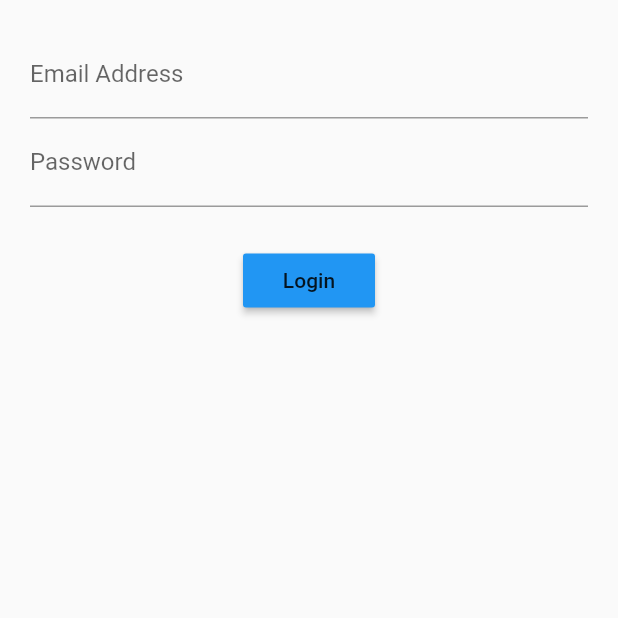
After one commit to chauhan-abhi/flutter_playground, a Flutter app: the screen it shows after launch, on a phone screen of 412 x 824 dp, the top half of it. The commit adds this screen. Run offline on Flutter 3.47's test engine with Material 2 defaults, Android fonts, the phone set to English and light mode, and no system bars.

Commit message:
created login scree ui using stateful for bloc integration

```diff
--- a/login_stateful/lib/src/app.dart
+++ b/login_stateful/lib/src/app.dart
@@ -1,5 +1,5 @@
 import 'package:flutter/material.dart';
-import 'screens/login_screen.dart';
+import 'screens/login_screen_bloc.dart';
 
 class App extends StatelessWidget {
   @override
@@ -8,7 +8,7 @@ class App extends StatelessWidget {
     return MaterialApp(
       title: "Log Me In!",
       home: Scaffold(
-        body: new LoginScreen(),
+        body: new LoginScreenBloc(),
       ),
       debugShowCheckedModeBanner: false,
     );
--- /dev/null
+++ b/login_stateful/lib/src/screens/login_screen_bloc.dart
@@ -0,0 +1,48 @@
+import 'package:flutter/material.dart';
+
+class LoginScreenBloc extends StatelessWidget {
+  @override
+  Widget build(BuildContext context) {
+    return Container(
+      margin: EdgeInsets.all(20.0),
+      child: Column(
+        children: <Widget>[
+          emailField(),
+          passwordField(),
+          Container(
+            margin: EdgeInsets.only(top: 25.0),
+          ),
+          submitButton(),
+        ],
+      ),
+    );
+  }
+
+Widget emailField() {
+  return TextField(
+    keyboardType: TextInputType.emailAddress,
+    decoration: InputDecoration(
+      hintText: 'you@example.com',
+      labelText: 'Email Address',
+    ),
+  );
+}
+
+Widget passwordField() {
+  return TextField(
+    decoration: InputDecoration(
+      hintText: 'Password',
+      labelText: 'Password'
+    ),
+  );
+  }
+
+  Widget submitButton() {
+    return RaisedButton(
+      child: Text('Login'),
+      color: Colors.blue,
+      onPressed: () {},
+    );
+  }
+
+}
```
